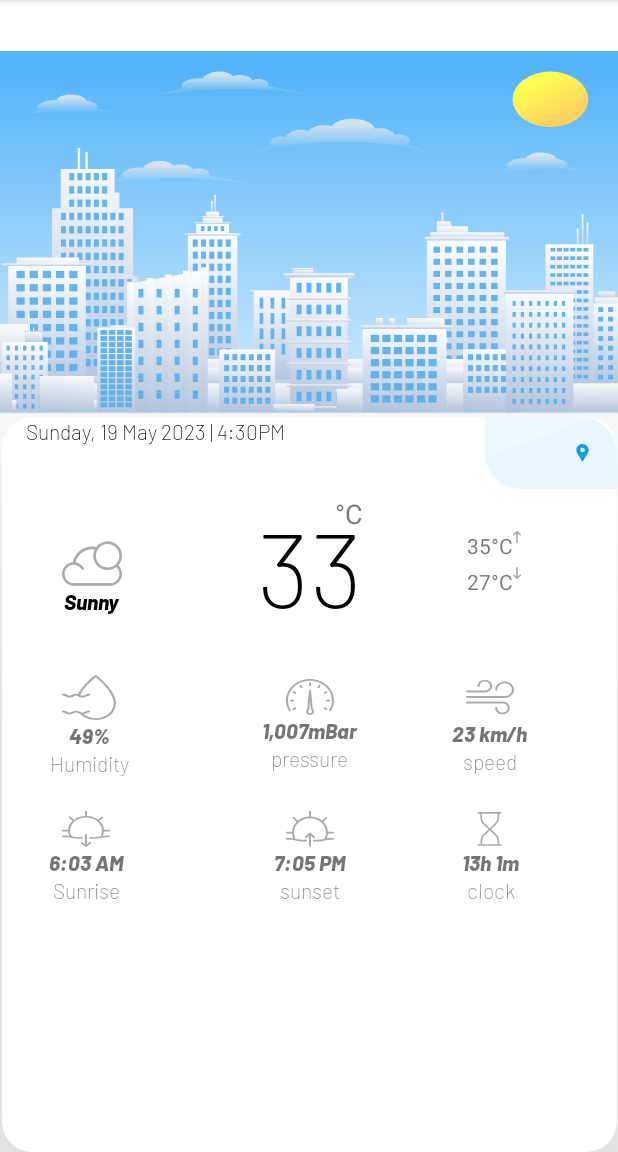
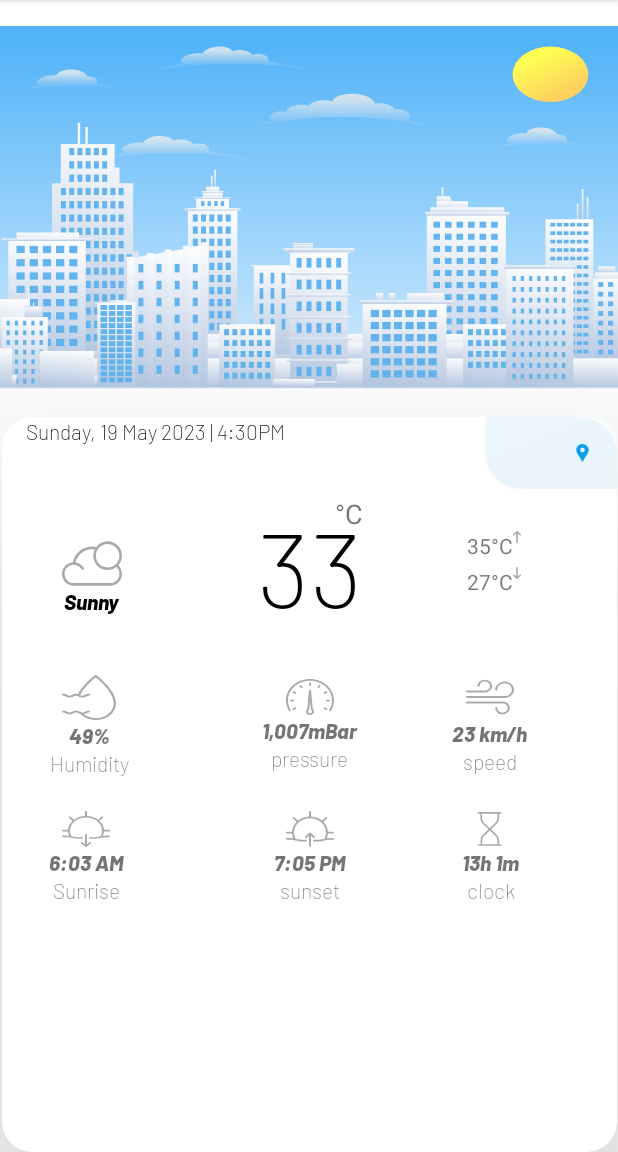
Before and after one commit to Askaraks/weatherapp, an Android app: the screen it shows after launch (MainActivity), on a phone screen of 412 x 824 dp, the part 84-1236 px from its top. Run offline under Robolectric (Android 15) with nearby library versions, the phone set to English and light mode, and no system bars.

Commit message:
Initial commit

```diff
--- a/app/src/main/res/layout/activity_main.xml
+++ b/app/src/main/res/layout/activity_main.xml
@@ -11,9 +11,8 @@
         android:layout_height="244dp"
         android:src="@drawable/graphic"
         app:layout_constraintBottom_toTopOf="@id/info"
-        app:layout_constraintEnd_toEndOf="parent"
+        app:layout_constraintTop_toTopOf="parent"
         android:scaleType="fitXY"
-        app:layout_constraintStart_toStartOf="parent"
         />
 
 
```
